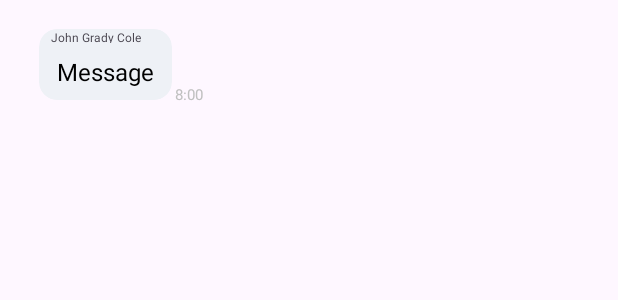
After one commit to Fciccare/Multi-Chat-LSO, an Android app: the layout out.xml on its own in the app's theme, with its tools: preview values and no code run, on a phone screen of 412 x 824 dp. The commit adds this screen. Shown: the top 300 px of the screen. Run offline under Robolectric (Android 15) with nearby library versions, the phone set to English and light mode, and no system bars.

Commit message:
updates booble on chat

```diff
--- a/Client-Android/app/src/main/java/com/example/multichatlso/Model/Server.java
+++ b/Client-Android/app/src/main/java/com/example/multichatlso/Model/Server.java
@@ -35,7 +35,7 @@ public class Server {
         new Thread(() -> {
             socket = new Socket();
             try {
-                socket.connect(new InetSocketAddress("natour.ddns.net", 9192), 15000); //Timeout 15 sec for to avoid stuck
+                socket.connect(new InetSocketAddress("multichat.ddns.net", 9192), 15000); //Timeout 15 sec for to avoid stuck
                 Log.d(TAG, "Socket connected");
             } catch (IOException e) {
                 Log.e(TAG, e.toString());
--- /dev/null
+++ b/Client-Android/app/src/main/res/layout/out.xml
@@ -0,0 +1,68 @@
+<?xml version="1.0" encoding="utf-8"?>
+<androidx.constraintlayout.widget.ConstraintLayout xmlns:android="http://schemas.android.com/apk/res/android"
+    xmlns:app="http://schemas.android.com/apk/res-auto"
+    xmlns:tools="http://schemas.android.com/tools"
+    android:layout_width="match_parent"
+    android:layout_height="wrap_content"
+    android:layout_marginStart="8dp"
+    android:layout_marginTop="16dp">
+
+    <ImageView
+        android:id="@+id/image_gchat_profile_other"
+        android:layout_width="wrap_content"
+        android:layout_height="wrap_content"
+        android:layout_marginStart="16dp"
+        android:contentDescription="User Icon"
+        app:layout_constraintStart_toStartOf="parent"
+        tools:layout_editor_absoluteY="60dp" />
+
+    <androidx.cardview.widget.CardView
+        android:id="@+id/card_gchat_message_other"
+        android:layout_width="wrap_content"
+        android:layout_height="wrap_content"
+        app:cardBackgroundColor="#eef1f6"
+        app:cardCornerRadius="12dp"
+        app:cardElevation="0dp"
+        app:cardPreventCornerOverlap="false"
+        app:cardUseCompatPadding="true"
+        app:layout_constraintStart_toEndOf="@+id/image_gchat_profile_other"
+        app:layout_constraintTop_toBottomOf="@+id/text_gchat_user_other">
+        <LinearLayout
+            android:id="@+id/layout_gchat_container_other"
+            android:layout_width="wrap_content"
+            android:layout_height="wrap_content"
+            android:orientation="vertical">
+
+            <TextView
+                android:id="@+id/text_gchat_user_other"
+                android:layout_width="73dp"
+                android:layout_height="9dp"
+                android:layout_marginStart="8dp"
+                android:text="John Grady Cole"
+                android:textSize="8sp" />
+
+            <TextView
+                android:id="@+id/text_gchat_message_other"
+                android:layout_width="wrap_content"
+                android:layout_height="wrap_content"
+                android:layout_marginBottom="8dp"
+                android:maxWidth="260dp"
+                android:paddingLeft="12dp"
+                android:paddingTop="8dp"
+                android:paddingRight="12dp"
+                android:text="Message"
+                android:textColor="#000000"
+                android:textSize="16sp" />
+        </LinearLayout>
+    </androidx.cardview.widget.CardView>
+
+    <TextView
+        android:id="@+id/text_gchat_timestamp_other"
+        android:layout_width="wrap_content"
+        android:layout_height="wrap_content"
+        android:text="8:00"
+        android:textColor="#C0C0C0"
+        android:textSize="10sp"
+        app:layout_constraintBottom_toBottomOf="@+id/card_gchat_message_other"
+        app:layout_constraintStart_toEndOf="@+id/card_gchat_message_other" />
+</androidx.constraintlayout.widget.ConstraintLayout>
```
Also changed, not shown: Client-Android/app/src/main/java/com/example/multichatlso/Model/RecyclerMessageAdapter.java (+12 -7 lines), Client-Android/app/src/main/res/layout/me.xml (added, +52 -0 lines).
